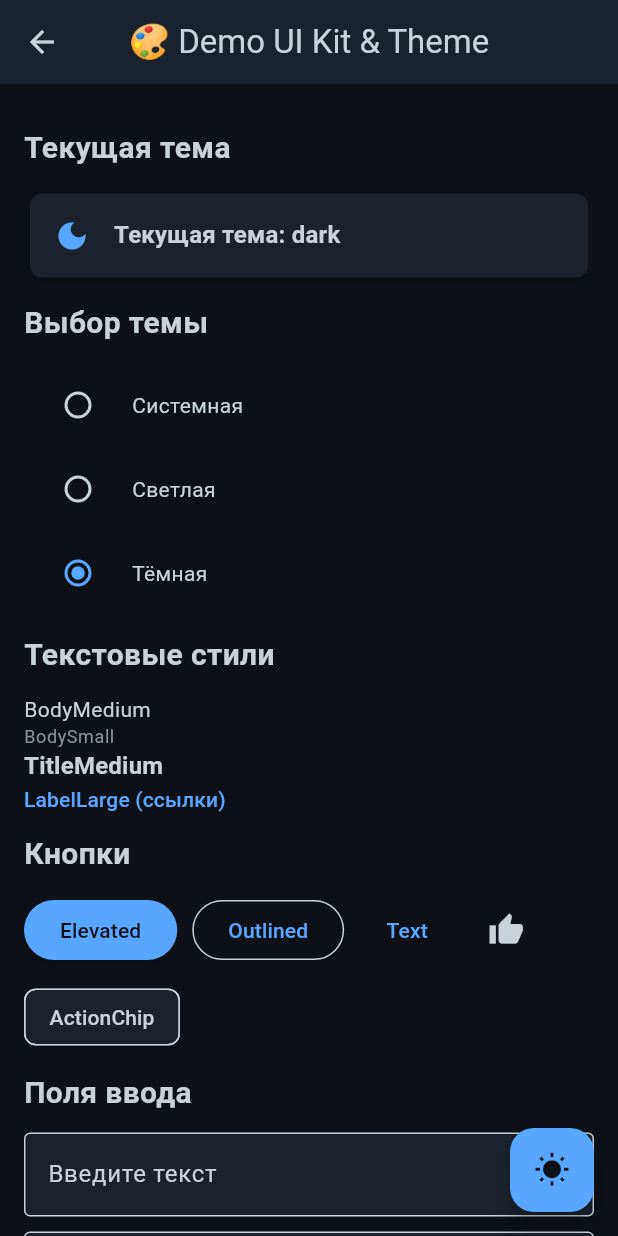
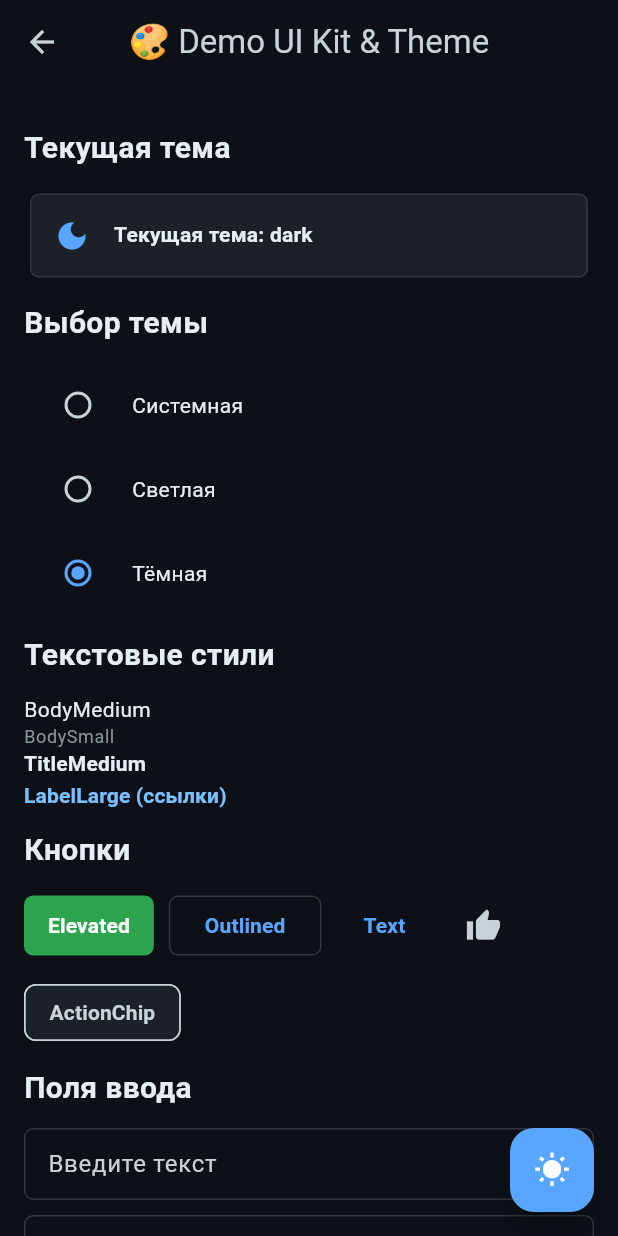
Before and after one commit to andy2nn/MES-Lite, a Flutter app: the ThemeDemoPage screen opened by its route, after a tap on "Светлая", after a tap on "Тёмная", on a phone screen of 412 x 824 dp. Run offline on Flutter 3.47's test engine with Material 3 defaults, Android fonts, the phone set to English and light mode, and no system bars; our stand-ins replace flutter_bloc, get_it, shared_preferences; accounts and stored records are empty.

Commit message:
Добавлены кастомные элементы в стиле GitHub, сверстана страница авторизации

```diff
--- a/lib/app.dart
+++ b/lib/app.dart
@@ -16,7 +16,7 @@ class App extends StatelessWidget {
           darkTheme: AppTheme.dark,
           themeMode: mode,
           routes: AppNavigations.routes,
-          initialRoute: AppNavigations.themeDemoPage,
+          initialRoute: AppNavigations.auth,
         );
       },
     );
--- a/lib/core/navigation/app_navigations.dart
+++ b/lib/core/navigation/app_navigations.dart
@@ -1,12 +1,15 @@
 import 'package:flutter/material.dart';
 import 'package:mes_lite/features/first/presentation/pages/theme_demo_page.dart';
 import 'package:mes_lite/features/sec/sec_page.dart';
+import 'package:mes_lite/features/auth/presentation/pages/auth_page.dart';
 
 class AppNavigations {
   static const String themeDemoPage = "themeDemo";
   static const String secPage = "secPage";
+  static const String auth = "auth";
 
   static Map<String, Widget Function(BuildContext)> routes = {
+    auth: (context) => const AuthPage(),
     themeDemoPage: (context) => const ThemeDemoPage(),
     secPage: (context) => const SecPage(),
   };
--- a/lib/core/theme/app_theme.dart
+++ b/lib/core/theme/app_theme.dart
@@ -8,7 +8,7 @@ class AppTheme {
       brightness: Brightness.light,
       primary: Color(0xFF0969DA),
       onPrimary: Colors.white,
-      secondary: Color(0xFF238636),
+      secondary: Color(0xFF1f883d),
       onSecondary: Colors.white,
       surface: Color(0xFFF6F8FA),
       onSurface: Color(0xFF24292F),
@@ -17,37 +17,114 @@ class AppTheme {
     ),
     scaffoldBackgroundColor: const Color(0xFFFFFFFF),
     appBarTheme: const AppBarTheme(
-      backgroundColor: Color(0xFFF6F8FA),
+      backgroundColor: Color(0xFFFFFFFF),
       foregroundColor: Color(0xFF24292F),
-      elevation: 1,
+      elevation: 0,
       iconTheme: IconThemeData(color: Color(0xFF24292F)),
+      shadowColor: Color(0x1A000000),
     ),
     cardTheme: const CardThemeData(
       color: Color(0xFFF6F8FA),
-      elevation: 1,
+      elevation: 0,
       shape: RoundedRectangleBorder(
-          borderRadius: BorderRadius.all(Radius.circular(8))),
+        borderRadius: BorderRadius.all(Radius.circular(6)),
+        side: BorderSide(color: Color(0xFFD0D7DE), width: 1),
+      ),
     ),
     inputDecorationTheme: const InputDecorationTheme(
       filled: true,
-      fillColor: Color(0xFFF6F8FA),
+      fillColor: Colors.white,
       border: OutlineInputBorder(
-          borderRadius: BorderRadius.all(Radius.circular(6))),
+        borderRadius: BorderRadius.all(Radius.circular(6)),
+        borderSide: BorderSide(color: Color(0xFFD0D7DE)),
+      ),
+      enabledBorder: OutlineInputBorder(
+        borderRadius: BorderRadius.all(Radius.circular(6)),
+        borderSide: BorderSide(color: Color(0xFFD0D7DE)),
+      ),
+      focusedBorder: OutlineInputBorder(
+        borderRadius: BorderRadius.all(Radius.circular(6)),
+        borderSide: BorderSide(color: Color(0xFF0969DA), width: 2),
+      ),
+      contentPadding: EdgeInsets.symmetric(horizontal: 12, vertical: 8),
     ),
     elevatedButtonTheme: ElevatedButtonThemeData(
       style: ButtonStyle(
-        backgroundColor: WidgetStateProperty.all(const Color(0xFF0969DA)),
+        backgroundColor: WidgetStateProperty.resolveWith<Color>((states) {
+          if (states.contains(WidgetState.disabled)) {
+            return const Color(0xFFEAEDF0);
+          }
+          return const Color(0xFF238636);
+        }),
         foregroundColor: WidgetStateProperty.all(Colors.white),
+        padding: WidgetStateProperty.all(
+          const EdgeInsets.symmetric(horizontal: 16, vertical: 10),
+        ),
+        shape: WidgetStateProperty.all(
+          RoundedRectangleBorder(borderRadius: BorderRadius.circular(6)),
+        ),
+        elevation: WidgetStateProperty.all(0),
+      ),
+    ),
+    outlinedButtonTheme: OutlinedButtonThemeData(
+      style: ButtonStyle(
+        foregroundColor: WidgetStateProperty.all(const Color(0xFF0969DA)),
+        side: WidgetStateProperty.all(
+          const BorderSide(color: Color(0xFFD0D7DE)),
+        ),
+        shape: WidgetStateProperty.all(
+          RoundedRectangleBorder(borderRadius: BorderRadius.circular(6)),
+        ),
       ),
     ),
     textTheme: const TextTheme(
-      bodyMedium: TextStyle(color: Color(0xFF24292F)),
-      bodySmall: TextStyle(color: Color(0xFF57606A)),
-      titleMedium:
-          TextStyle(color: Color(0xFF24292F), fontWeight: FontWeight.bold),
-      labelLarge: TextStyle(color: Color(0xFF0969DA)),
+      displayLarge: TextStyle(
+        fontSize: 32,
+        fontWeight: FontWeight.bold,
+        color: Color(0xFF24292F),
+      ),
+      displayMedium: TextStyle(
+        fontSize: 28,
+        fontWeight: FontWeight.bold,
+        color: Color(0xFF24292F),
+      ),
       displaySmall: TextStyle(
-          fontFamily: 'monospace', backgroundColor: Color(0xFFF0F0F0)),
+        fontSize: 24,
+        fontWeight: FontWeight.bold,
+        color: Color(0xFF24292F),
+      ),
+      headlineMedium: TextStyle(
+        fontSize: 20,
+        fontWeight: FontWeight.bold,
+        color: Color(0xFF24292F),
+      ),
+      headlineSmall: TextStyle(
+        fontSize: 16,
+        fontWeight: FontWeight.bold,
+        color: Color(0xFF24292F),
+      ),
+      titleMedium: TextStyle(
+        fontSize: 14,
+        fontWeight: FontWeight.bold,
+        color: Color(0xFF24292F),
+      ),
+      bodyLarge: TextStyle(
+        fontSize: 16,
+        color: Color(0xFF24292F),
+      ),
+      bodyMedium: TextStyle(
+        fontSize: 14,
+        color: Color(0xFF24292F),
+      ),
+      bodySmall: TextStyle(
+        fontSize: 12,
+        color: Color(0xFF57606A),
+      ),
+      labelLarge: TextStyle(
+        fontSize: 14,
+        fontWeight: FontWeight.w600,
+        color: Color(0xFF0969DA),
+      ),
     ),
   );
 
@@ -56,48 +133,130 @@ class AppTheme {
     brightness: Brightness.dark,
     colorScheme: const ColorScheme(
       brightness: Brightness.dark,
+      // Светлый синий для ссылок в тёмной теме
       primary: Color(0xFF58A6FF),
-      onPrimary: Color(0xFF0D1117),
-      secondary: Color(0xFF56D364),
-      onSecondary: Color(0xFF0D1117),
-      surface: Color(0xFF1B222B),
+      onPrimary: Color(0xFFFFFFFF),
+      // Зелёный для основных действий (GitHub dark green)
+      secondary: Color(0xFF2DA44E),
+      onSecondary: Color(0xFFFFFFFF),
+      // Контейнер/карточка в тёмной теме (глубже чёрный как на GitHub)
+      surface: Color(0xFF1C2128),
+      // Основной светлый текст
       onSurface: Color(0xFFC9D1D9),
+      // Красный для ошибок
       error: Color(0xFFF85149),
-      onError: Color(0xFF0D1117),
+      onError: Color(0xFFFFFFFF),
     ),
     scaffoldBackgroundColor: const Color(0xFF0D1117),
     appBarTheme: const AppBarTheme(
-      backgroundColor: Color(0xFF161B22),
+      backgroundColor: Color(0xFF0D1117),
       foregroundColor: Color(0xFFC9D1D9),
-      elevation: 1,
+      elevation: 0,
       iconTheme: IconThemeData(color: Color(0xFFC9D1D9)),
+      shadowColor: Color(0x00000000),
     ),
     cardTheme: const CardThemeData(
       color: Color(0xFF1B222B),
-      elevation: 1,
+      elevation: 0,
       shape: RoundedRectangleBorder(
-          borderRadius: BorderRadius.all(Radius.circular(8))),
+        borderRadius: BorderRadius.all(Radius.circular(6)),
+        side: BorderSide(color: Color(0xFF30363D), width: 1),
+      ),
     ),
     inputDecorationTheme: const InputDecorationTheme(
       filled: true,
-      fillColor: Color(0xFF1B222B),
+      fillColor: Color(0xFF0D1117),
       border: OutlineInputBorder(
-          borderRadius: BorderRadius.all(Radius.circular(6))),
+        borderRadius: BorderRadius.all(Radius.circular(6)),
+        borderSide: BorderSide(color: Color(0xFF30363D)),
+      ),
+      enabledBorder: OutlineInputBorder(
+        borderRadius: BorderRadius.all(Radius.circular(6)),
+        borderSide: BorderSide(color: Color(0xFF30363D)),
+      ),
+      focusedBorder: OutlineInputBorder(
+        borderRadius: BorderRadius.all(Radius.circular(6)),
+        borderSide: BorderSide(color: Color(0xFF58A6FF), width: 2),
+      ),
+      contentPadding: EdgeInsets.symmetric(horizontal: 12, vertical: 8),
     ),
     elevatedButtonTheme: ElevatedButtonThemeData(
       style: ButtonStyle(
-        backgroundColor: WidgetStateProperty.all(const Color(0xFF58A6FF)),
-        foregroundColor: WidgetStateProperty.all(const Color(0xFF0D1117)),
+        backgroundColor: WidgetStateProperty.resolveWith<Color>((states) {
+          if (states.contains(WidgetState.disabled)) {
+            return const Color(0xFF30363D);
+          }
+          return const Color(0xFF2DA44E);
+        }),
+        foregroundColor: WidgetStateProperty.all(Colors.white),
+        padding: WidgetStateProperty.all(
+          const EdgeInsets.symmetric(horizontal: 16, vertical: 10),
+        ),
+        shape: WidgetStateProperty.all(
+          RoundedRectangleBorder(borderRadius: BorderRadius.circular(6)),
+        ),
+        elevation: WidgetStateProperty.all(0),
+      ),
+    ),
+    outlinedButtonTheme: OutlinedButtonThemeData(
+      style: ButtonStyle(
+        foregroundColor: WidgetStateProperty.all(const Color(0xFF58A6FF)),
+        side: WidgetStateProperty.all(
+          const BorderSide(color: Color(0xFF30363D)),
+        ),
+        shape: WidgetStateProperty.all(
+          RoundedRectangleBorder(borderRadius: BorderRadius.circular(6)),
+        ),
       ),
     ),
     textTheme: const TextTheme(
-      bodyMedium: TextStyle(color: Color(0xFFC9D1D9)),
-      bodySmall: TextStyle(color: Color(0xFF8B949E)),
-      titleMedium:
-          TextStyle(color: Color(0xFFC9D1D9), fontWeight: FontWeight.bold),
-      labelLarge: TextStyle(color: Color(0xFF58A6FF)),
+      displayLarge: TextStyle(
+        fontSize: 32,
+        fontWeight: FontWeight.bold,
+        color: Color(0xFFE6EDF3),
+      ),
+      displayMedium: TextStyle(
+        fontSize: 28,
+        fontWeight: FontWeight.bold,
+        color: Color(0xFFE6EDF3),
+      ),
       displaySmall: TextStyle(
-          fontFamily: 'monospace', backgroundColor: Color(0xFF161B22)),
+        fontSize: 24,
+        fontWeight: FontWeight.bold,
+        color: Color(0xFFE6EDF3),
+      ),
+      headlineMedium: TextStyle(
+        fontSize: 20,
+        fontWeight: FontWeight.bold,
+        color: Color(0xFFE6EDF3),
+      ),
+      headlineSmall: TextStyle(
+        fontSize: 16,
+        fontWeight: FontWeight.bold,
+        color: Color(0xFFE6EDF3),
+      ),
+      titleMedium: TextStyle(
+        fontSize: 14,
+        fontWeight: FontWeight.bold,
+        color: Color(0xFFE6EDF3),
+      ),
+      bodyLarge: TextStyle(
+        fontSize: 16,
+        color: Color(0xFFE6EDF3),
+      ),
+      bodyMedium: TextStyle(
+        fontSize: 14,
+        color: Color(0xFFE6EDF3),
+      ),
+      bodySmall: TextStyle(
+        fontSize: 12,
+        color: Color(0xFF8B949E),
+      ),
+      labelLarge: TextStyle(
+        fontSize: 14,
+        fontWeight: FontWeight.w600,
+        color: Color(0xFF79C0FF),
+      ),
     ),
   );
 }
--- /dev/null
+++ b/lib/core/widgets/buttons/gh_button.dart
@@ -0,0 +1,72 @@
+// кнопка в стиле гитхаба
+import 'package:flutter/material.dart';
+
+enum GHButtonVariant { green, gray }
+
+class GHButton extends StatelessWidget {
+  final VoidCallback onPressed;
+  final String label;
+  final GHButtonVariant variant;
+  final Widget? icon;
+  final bool fullWidth;
+
+  const GHButton({
+    super.key,
+    required this.onPressed,
+    required this.label,
+    this.variant = GHButtonVariant.green,
+    this.icon,
+    this.fullWidth = false,
+  });
+
+  @override
+  Widget build(BuildContext context) {
+    final theme = Theme.of(context);
+    final isGreen = variant == GHButtonVariant.green;
+    final isLight = theme.brightness == Brightness.light;
+
+    final Color backgroundColor = isGreen
+        ? theme.colorScheme.secondary
+        : (isLight ? const Color(0xFFF6F8FA) : const Color(0xFF2D333B));
+
+    final Color foregroundColor = isGreen
+        ? theme.colorScheme.onSecondary
+        : (isLight ? const Color(0xFF24292F) : Colors.white);
+
+    final Color borderColor = !isGreen
+        ? (isLight ? const Color(0xFFD0D7DE) : const Color(0xFF30363D))
+        : Colors.transparent;
+
+    final buttonChild = icon != null
+        ? Row(
+            mainAxisSize: MainAxisSize.min,
+            mainAxisAlignment: MainAxisAlignment.center,
+            children: [
+              icon!,
+              const SizedBox(width: 8),
+              Text(label),
+            ],
+          )
+        : Text(label);
+
+    final button = ElevatedButton(
+      style: ElevatedButton.styleFrom(
+        backgroundColor: backgroundColor,
+        foregroundColor: foregroundColor,
+        minimumSize: const Size.fromHeight(44),
+        padding: const EdgeInsets.symmetric(horizontal: 16.0),
+        shape: RoundedRectangleBorder(
+          borderRadius: BorderRadius.circular(6.0),
+          side: BorderSide(color: borderColor, width: 1),
+        ),
+        textStyle:
+            theme.textTheme.bodyLarge?.copyWith(fontWeight: FontWeight.w600),
+        elevation: 0,
+      ),
+      onPressed: onPressed,
+      child: buttonChild,
+    );
+
+    return fullWidth ? SizedBox(width: double.infinity, child: button) : button;
+  }
+}
--- /dev/null
+++ b/lib/core/widgets/buttons/gh_text_button.dart
@@ -0,0 +1,53 @@
+import 'package:flutter/material.dart';
+
+class GHTextButton extends StatelessWidget {
+  final VoidCallback? onPressed;
+  final String text;
+  final bool fullWidth;
+
+  const GHTextButton({
+    super.key,
+    this.onPressed,
+    required this.text,
+    this.fullWidth = false,
+  });
+
+  @override
+  Widget build(BuildContext context) {
+    final theme = Theme.of(context);
+    final isLight = theme.brightness == Brightness.light;
+
+    final Color textColor = theme.colorScheme.primary;
+    // Полупрозрачная подсветка при наведении/нажатии
+    final Color hoverColor = textColor.withAlpha(26); // примерно 10% opacity
+
+    final button = TextButton(
+      onPressed: onPressed,
+      style: TextButton.styleFrom(
+        foregroundColor: textColor,
+        minimumSize: const Size.fromHeight(44),
+        padding: const EdgeInsets.symmetric(horizontal: 12.0),
+        shape: RoundedRectangleBorder(
+          borderRadius: BorderRadius.circular(6.0),
+        ),
+        textStyle: theme.textTheme.bodyLarge
+            ?.copyWith(fontWeight: FontWeight.w600, color: textColor),
+      ).copyWith(
+        overlayColor: WidgetStateProperty.resolveWith<Color?>(
+          (states) {
+            if (states.contains(WidgetState.pressed)) {
+              return hoverColor;
+            }
+            if (states.contains(WidgetState.hovered)) {
+              return hoverColor;
+            }
+            return null;
+          },
+        ),
+      ),
+      child: Text(text),
+    );
+
+    return fullWidth ? SizedBox(width: double.infinity, child: button) : button;
+  }
+}
--- /dev/null
+++ b/lib/core/widgets/containers/gh_container.dart
@@ -0,0 +1,44 @@
+import 'package:flutter/material.dart';
+
+class GHContainer extends StatelessWidget {
+  final Widget? child;
+  final EdgeInsetsGeometry padding;
+  final EdgeInsetsGeometry margin;
+  final BorderRadius borderRadius;
+  final double? width;
+  final double? height;
+  const GHContainer({
+    super.key,
+    this.child,
+    this.padding = const EdgeInsets.all(16.0),
+    this.margin = const EdgeInsets.all(0),
+    this.borderRadius = const BorderRadius.all(Radius.circular(8.0)),
+    this.width,
+    this.height,
+  });
+
+  @override
+  Widget build(BuildContext context) {
+    final theme = Theme.of(context);
+    final isLight = theme.brightness == Brightness.light;
+
+    final Color borderColor =
+        isLight ? const Color(0xFFD0D7DE) : const Color(0xFF30363D);
+
+    return Container(
+      width: width,
+      height: height,
+      padding: padding,
+      margin: margin,
+      decoration: BoxDecoration(
+        color: theme.colorScheme.surface,
+        borderRadius: borderRadius,
+        border: Border.all(
+          color: borderColor,
+          width: 1,
+        ),
+      ),
+      child: child,
+    );
+  }
+}
--- /dev/null
+++ b/lib/core/widgets/textfilds/gh_textfield.dart
@@ -0,0 +1,40 @@
+// текстовое поле в стиле GitHub
+import 'package:flutter/material.dart';
+
+class GHTextfield extends StatelessWidget {
+  final TextEditingController? controller;
+  const GHTextfield({super.key, this.controller});
+
+  @override
+  Widget build(BuildContext context) {
+    final theme = Theme.of(context);
+    return SizedBox(
+      height: 44,
+      child: TextField(
+        controller: controller,
+        style: theme.textTheme.bodyLarge,
+        textAlignVertical: TextAlignVertical.center,
+        decoration: InputDecoration(
+          filled: true,
+          fillColor: theme.colorScheme.surface,
+          border: OutlineInputBorder(
+            borderRadius: BorderRadius.circular(6.0),
+            borderSide: BorderSide(
+              color: theme.brightness == Brightness.light
+                  ? const Color(0xFFD0D7DE)
+                  : const Color(0xFF30363D),
+            ),
+          ),
+          focusedBorder: OutlineInputBorder(
+            borderRadius: BorderRadius.circular(6.0),
+            borderSide: BorderSide(
+              color: theme.colorScheme.primary,
+              width: 2.0,
+            ),
+          ),
+          contentPadding: const EdgeInsets.symmetric(horizontal: 12),
+        ),
+      ),
+    );
+  }
+}
--- /dev/null
+++ b/lib/features/auth/presentation/pages/auth_page.dart
@@ -0,0 +1,135 @@
+import 'package:flutter/material.dart';
+import 'package:mes_lite/core/navigation/app_navigations.dart';
+import 'package:mes_lite/core/widgets/buttons/gh_button.dart';
+import 'package:mes_lite/core/widgets/buttons/gh_text_button.dart';
+import 'package:mes_lite/core/widgets/containers/gh_container.dart';
+import 'package:mes_lite/core/widgets/textfilds/gh_textfield.dart';
+
+class AuthPage extends StatelessWidget {
+  const AuthPage({super.key});
+
+  @override
+  Widget build(BuildContext context) {
+    final theme = Theme.of(context);
+
+    return Scaffold(
+      backgroundColor: theme.scaffoldBackgroundColor,
+      body: Center(
+        child: SingleChildScrollView(
+          padding: const EdgeInsets.symmetric(vertical: 40, horizontal: 24),
+          child: ConstrainedBox(
+            constraints: const BoxConstraints(maxWidth: 920),
+            child: Row(
+              mainAxisAlignment: MainAxisAlignment.center,
+              crossAxisAlignment: CrossAxisAlignment.start,
+              children: [
+                // Left column: sign-in form (narrow)
+                Expanded(
+                  flex: 0,
+                  child: Center(
+                    child: ConstrainedBox(
+                      constraints: const BoxConstraints(maxWidth: 420),
+                      child: Column(
+                        spacing: 20,
+                        crossAxisAlignment: CrossAxisAlignment.center,
+                        children: [
+                          Column(
+                            children: [
+                              Icon(
+                                Icons.account_circle_outlined,
+                                size: 56,
+                                color: theme.colorScheme.onSurface
+                                    .withOpacity(0.9),
+                              ),
+                              const SizedBox(height: 12),
+                              Text(
+                                'Sign in to MES Lite',
+                                style: theme.textTheme.headlineMedium,
+                              ),
+                            ],
+                          ),
+                          GHContainer(
+                            width: double.infinity,
+                            padding: const EdgeInsets.all(20),
+                            borderRadius:
+                                const BorderRadius.all(Radius.circular(6)),
+                            child: Column(
+                              crossAxisAlignment: CrossAxisAlignment.baseline,
+                              textBaseline: TextBaseline.alphabetic,
+                              children: [
+                                Text('Username ',
+                                    style: theme.textTheme.bodyLarge),
+                                const SizedBox(height: 8),
+                                GHTextfield(
+                                    controller: TextEditingController()),
+                                const SizedBox(height: 16),
+                                Text('Password',
+                                    style: theme.textTheme.bodyLarge),
+                                const SizedBox(height: 8),
+                                GHTextfield(
+                                    controller: TextEditingController()),
+                                const SizedBox(height: 18),
+                                GHButton(
+                                  onPressed: () => Navigator.pushNamed(
+                                      context, AppNavigations.themeDemoPage),
+                                  label: 'Sign in',
+                                  variant: GHButtonVariant.green,
+                                  fullWidth: true,
+                                ),
+                                const SizedBox(height: 18),
+                              ],
+                            ),
+                          ),
+                          GHContainer(
+                            child: Column(
+                              children: [
+                                // admin provisioning info
+                                Center(
+                                  child: Column(
+                                    children: [
+                                      Text(
+                                        'Accounts are provisioned by your organization administrator.',
+                                        style: theme.textTheme.bodySmall,
+                                        textAlign: TextAlign.center,
+                                      ),
+                                      const SizedBox(height: 8),
+                                      GHTextButton(
+                                        text: 'Contact administrator',
+                                        onPressed: () {
+                                          showDialog<void>(
+                                            context: context,
+                                            builder: (ctx) => AlertDialog(
+                                              title:
+                                                  const Text('Request access'),
+                                              content: const Text(
+                                                  'Accounts are created by your administrator. Please contact them to request access.'),
+                                              actions: [
+                                                TextButton(
+                                                  onPressed: () =>
+                                                      Navigator.of(ctx).pop(),
+                                                  child: const Text('OK'),
+                                                ),
+                                              ],
+                                            ),
+                                          );
+                                        },
+                                      ),
+                                    ],
+                                  ),
+                                ),
+                              ],
+                            ),
+                          )
+                        ],
+                      ),
+                    ),
+                  ),
+                ),
+              ],
+            ),
+          ),
+        ),
+      ),
+    );
+  }
+}
```
Also changed, not shown: 1 other file.
